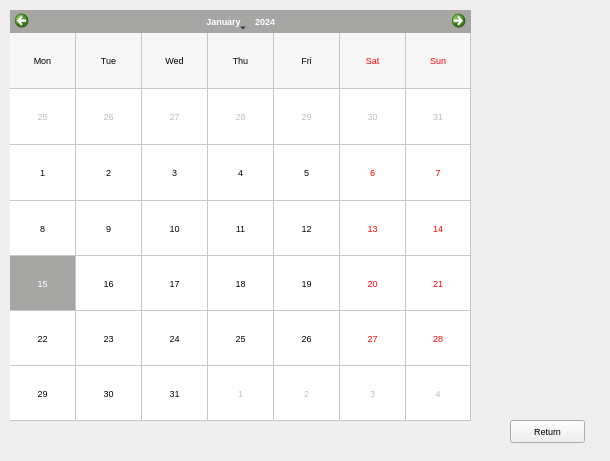
First picture: the form in Comcalen/EmployerCalendar.ui, repository Rolkarolka/Comcalen, before the edit.
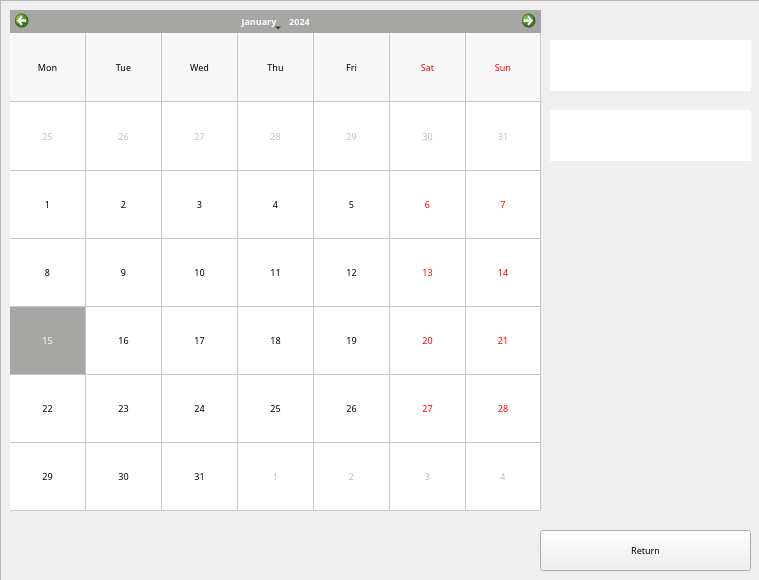
Second picture: the form after the edit. Icons and pictures are not drawn.

Patch:
```diff
--- a/Comcalen/EmployerCalendar.ui
+++ b/Comcalen/EmployerCalendar.ui
@@ -6,8 +6,8 @@
    <rect>
     <x>0</x>
     <y>0</y>
-    <width>610</width>
-    <height>461</height>
+    <width>759</width>
+    <height>580</height>
    </rect>
   </property>
   <property name="palette">
@@ -55,26 +55,31 @@
   <property name="windowTitle">
    <string>EmployerCalendar</string>
   </property>
-  <widget class="QPushButton" name="return_employer_c">
+  <widget class="QFrame" name="frame">
    <property name="geometry">
     <rect>
-     <x>510</x>
-     <y>420</y>
-     <width>75</width>
-     <height>23</height>
+     <x>0</x>
+     <y>0</y>
+     <width>761</width>
+     <height>581</height>
     </rect>
    </property>
-   <property name="text">
-    <string>Return</string>
+   <property name="styleSheet">
+    <string notr="true">QFrame{background:url(:/Comcalen/background.jpg)}url(:/Comcalen/background.jpg)</string>
    </property>
-  </widget>
+   <property name="frameShape">
+    <enum>QFrame::StyledPanel</enum>
+   </property>
+   <property name="frameShadow">
+    <enum>QFrame::Raised</enum>
+   </property>
   <widget class="QCalendarWidget" name="calendar_employer">
    <property name="geometry">
     <rect>
      <x>10</x>
      <y>10</y>
-     <width>461</width>
-     <height>411</height>
+      <width>531</width>
+      <height>501</height>
     </rect>
    </property>
    <property name="palette">
@@ -168,6 +173,11 @@
      </disabled>
     </palette>
    </property>
+    <property name="font">
+     <font>
+      <family>Copperplate Gothic Bold</family>
+     </font>
+    </property>
    <property name="styleSheet">
     <string notr="true">
 
@@ -180,13 +190,35 @@
     <enum>QCalendarWidget::NoVerticalHeader</enum>
    </property>
   </widget>
+   <widget class="QLabel" name="employee_label">
+    <property name="geometry">
+     <rect>
+      <x>550</x>
+      <y>110</y>
+      <width>201</width>
+      <height>51</height>
+     </rect>
+    </property>
+    <property name="font">
+     <font>
+      <family>Copperplate Gothic Bold</family>
+      <pointsize>7</pointsize>
+     </font>
+    </property>
+    <property name="styleSheet">
+     <string notr="true">QLabel{background:rgb(255, 255, 255)}</string>
+    </property>
+    <property name="text">
+     <string/>
+    </property>
+   </widget>
   <widget class="QLabel" name="day_label">
    <property name="geometry">
     <rect>
-     <x>450</x>
+      <x>550</x>
      <y>40</y>
-     <width>101</width>
-     <height>41</height>
+      <width>201</width>
+      <height>51</height>
     </rect>
    </property>
    <property name="font">
@@ -195,28 +227,31 @@
      <pointsize>7</pointsize>
     </font>
    </property>
+    <property name="styleSheet">
+     <string notr="true">QLabel{background:rgb(255, 255, 255)}</string>
+    </property>
    <property name="text">
     <string/>
    </property>
   </widget>
-  <widget class="QLabel" name="employee_label">
+   <widget class="QPushButton" name="return_employer_c">
    <property name="geometry">
     <rect>
-     <x>440</x>
-     <y>90</y>
-     <width>161</width>
+      <x>540</x>
+      <y>530</y>
+      <width>211</width>
      <height>41</height>
     </rect>
    </property>
    <property name="font">
     <font>
      <family>Copperplate Gothic Bold</family>
-     <pointsize>7</pointsize>
     </font>
    </property>
    <property name="text">
-    <string/>
-   </property>
+     <string>Return</string>
+    </property>
+   </widget>
   </widget>
  </widget>
  <layoutdefault spacing="6" margin="11"/>
```
Left out of the diff: 8 changed lines with no effect on the pictures. Lines whose indentation alone changed are shown as unchanged.
